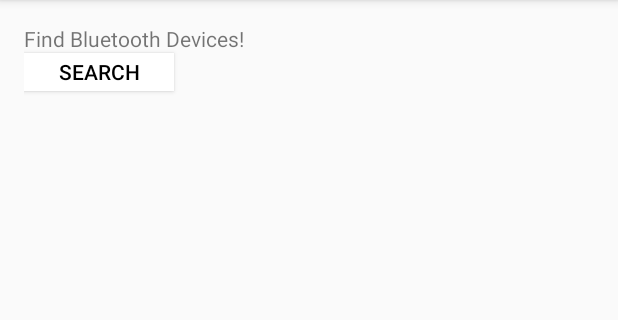
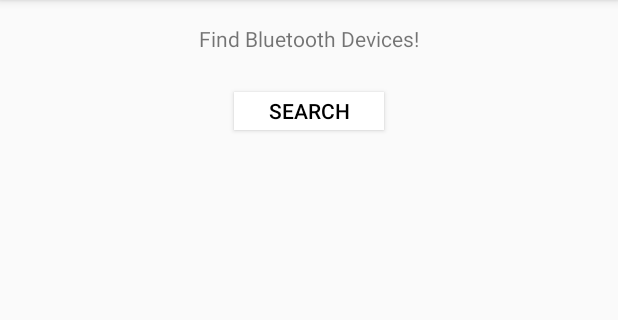
Before and after one commit to Jordan-Earl/AlarmClock, an Android app: the screen it shows after launch (MainActivity), on a phone screen of 412 x 824 dp, the part 84-404 px from its top. Run offline under Robolectric (Android 15) with nearby library versions, the phone set to English and light mode, and no system bars; 4 statements that could not run were skipped.

Commit message:
Able to turn on BT

```diff
--- a/Software Design/Android_App/app/src/main/java/snuze/alarmtooth/MainActivity.java
+++ b/Software Design/Android_App/app/src/main/java/snuze/alarmtooth/MainActivity.java
@@ -1,5 +1,8 @@
 package snuze.alarmtooth;
 
+import android.bluetooth.BluetoothDevice;
+import android.content.BroadcastReceiver;
+import android.content.Context;
 import android.content.Intent;
 import android.net.Uri;
 import android.support.v7.app.AppCompatActivity;
@@ -7,7 +10,11 @@ import android.os.Bundle;
 import android.view.Menu;
 import android.view.MenuItem;
 import android.bluetooth.BluetoothAdapter;
+import android.view.View;
+import android.widget.Adapter;
+import android.widget.ArrayAdapter;
 
+import java.util.Set;
 import com.google.android.gms.appindexing.Action;
 import com.google.android.gms.appindexing.AppIndex;
 import com.google.android.gms.appindexing.Thing;
@@ -15,8 +22,9 @@ import com.google.android.gms.common.api.GoogleApiClient;
 
 
 public class MainActivity extends AppCompatActivity {
-
-
+    private final int REQUEST_ENABLE_BT = 1;
+    BluetoothAdapter Adapter = BluetoothAdapter.getDefaultAdapter();
+    ArrayAdapter<String> deviceArray = new ArrayAdapter<>(this,0);
     /**
      * ATTENTION: This was auto-generated to implement the App Indexing API.
      * See https://g.co/AppIndexing/AndroidStudio for more information.
@@ -27,7 +35,6 @@ public class MainActivity extends AppCompatActivity {
     protected void onCreate(Bundle savedInstanceState) {
         super.onCreate(savedInstanceState);
         setContentView(R.layout.activity_main);
-        BluetoothAdapter Adapter = BluetoothAdapter.getDefaultAdapter();
 
         if (Adapter == null) {
             System.out.print("Device does not support BlueTooth!");
@@ -35,8 +42,20 @@ public class MainActivity extends AppCompatActivity {
 
         if (!Adapter.isEnabled()) {
             Intent enableBT = new Intent(Adapter.ACTION_REQUEST_ENABLE);
-            startActivityForResult(enableBT,1);
+            startActivityForResult(enableBT,REQUEST_ENABLE_BT);
         }
+
+        //Gets a set of bonded devices to see if its connected to the Alarm Clock
+        Set<BluetoothDevice> pairedDevices = Adapter.getBondedDevices();
+        if(pairedDevices.size()>0){
+            for (BluetoothDevice device : pairedDevices){
+                deviceArray.add(device.getName()+"\n"+device.getAddress());
+            }
+        }
+
+
+
+
         // ATTENTION: This was auto-generated to implement the App Indexing API.
         // See https://g.co/AppIndexing/AndroidStudio for more information.
         client = new GoogleApiClient.Builder(this).addApi(AppIndex.API).build();
@@ -99,4 +118,19 @@ public class MainActivity extends AppCompatActivity {
         AppIndex.AppIndexApi.end(client, getIndexApiAction());
         client.disconnect();
     }
+
+    public void btSearch (View view){
+        Adapter.startDiscovery();
+        final BroadcastReceiver mReciever = new BroadcastReceiver() {
+            @Override
+            public void onReceive(Context context, Intent intent) {
+                String action = intent.getAction();
+                if(BluetoothDevice.ACTION_FOUND.equals(action)){
+                    BluetoothDevice device = intent.getParcelableExtra(BluetoothDevice.EXTRA_DEVICE);
+                    deviceArray.add(device.getName()+"\n"+device.getAddress());
+                }
+            }
+        };
+
+    }
 }
--- a/Software Design/Android_App/app/src/main/res/layout/activity_main.xml
+++ b/Software Design/Android_App/app/src/main/res/layout/activity_main.xml
@@ -5,17 +5,22 @@
     android:paddingTop="@dimen/activity_vertical_margin"
     android:paddingBottom="@dimen/activity_vertical_margin" tools:context=".MainActivity">
 
-    <TextView android:text="@string/Title" android:layout_width="wrap_content"
-        android:layout_height="wrap_content"
-        android:id="@+id/textView" />
     <Button
         android:layout_width="100dp"
         android:layout_height="25dp"
         android:background="#fff"
-        android:layout_below="@+id/textView"
-        android:layout_alignParentLeft="true"
-        android:layout_alignParentStart="true"
         android:text="@string/search"
-        android:textColor="#000"/>
+        android:layout_marginTop="45dp"
+        android:textColor="#000"
+        android:layout_centerHorizontal="true"
+        android:id="@+id/search_bt"
+        android:onClick="btSearch"/>
+
+    <TextView android:text="@string/Title" android:layout_width="wrap_content"
+        android:layout_height="wrap_content"
+        android:id="@+id/textView"
+        android:layout_alignBottom="@+id/button"
+        android:layout_centerHorizontal="true"
+        android:layout_marginBottom="40dp" />
 
 </RelativeLayout>
```
Also changed, not shown: 1 other file.
